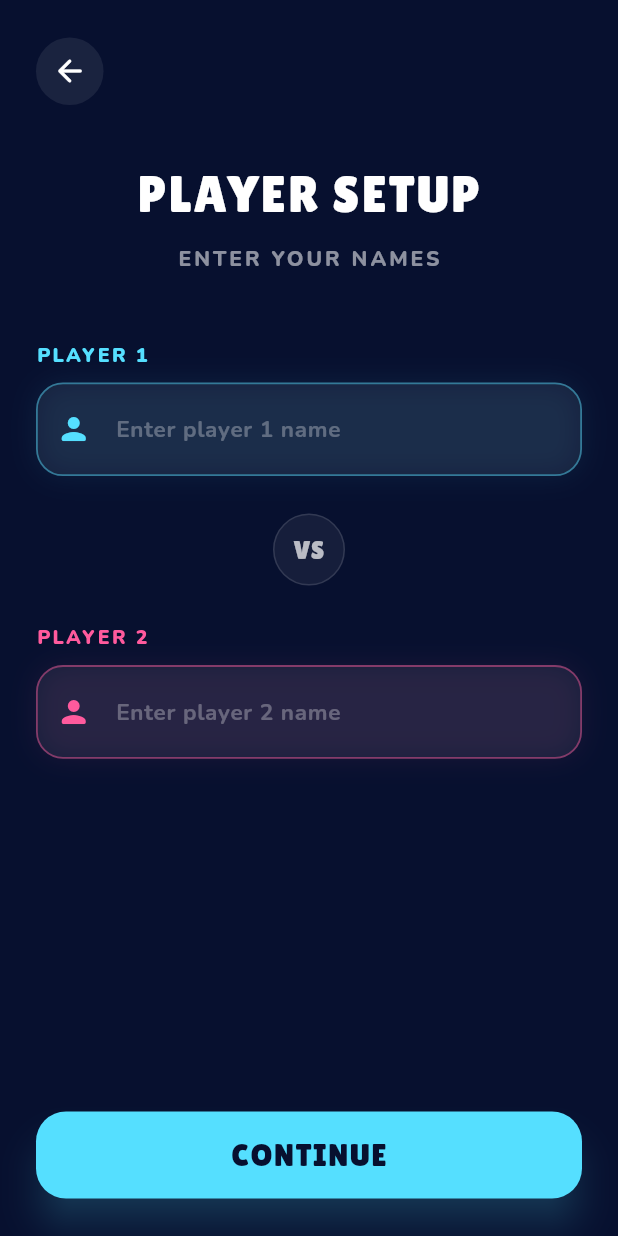
After one commit to Rehan-khan-7/Dot-and-boxes-game, a Flutter app: the PlayerNamesScreen screen opened directly, on a phone screen of 412 x 824 dp. The commit adds this screen. Run offline on Flutter 3.47's test engine with Material 3 defaults, Android fonts, the phone set to English and light mode, and no system bars; our stand-ins replace google_fonts.

Commit message:
Enter player names

```diff
--- a/lib/screens/game_screen.dart
+++ b/lib/screens/game_screen.dart
@@ -1,6 +1,6 @@
 import 'package:flutter/material.dart';
 import 'package:google_fonts/google_fonts.dart';
-
+import 'player_names_screen.dart';
 class GameScreen extends StatefulWidget {
   final int gridSize;
 
--- a/lib/screens/mode_screen.dart
+++ b/lib/screens/mode_screen.dart
@@ -1,3 +1,4 @@
+import 'package:dotandboxes/screens/player_names_screen.dart';
 import 'package:flutter/material.dart';
 import 'package:google_fonts/google_fonts.dart';
 import 'grid_screen.dart';
@@ -130,7 +131,7 @@ class ModeScreen extends StatelessWidget {
                       Navigator.push(
                         context,
                         MaterialPageRoute(
-                          builder: (context) => const GridScreen(),
+                          builder: (context) => const PlayerNamesScreen(),
                         ),
                       ); // Game screen will be opened here.
                     },
--- /dev/null
+++ b/lib/screens/player_names_screen.dart
@@ -0,0 +1,262 @@
+import 'package:dotandboxes/screens/grid_screen.dart';
+import 'package:flutter/material.dart';
+import 'package:google_fonts/google_fonts.dart';
+import 'grid_screen.dart';
+
+class PlayerNamesScreen extends StatefulWidget {
+  const PlayerNamesScreen({super.key});
+
+  @override
+  State<PlayerNamesScreen> createState() => _PlayerNamesScreenState();
+}
+
+class _PlayerNamesScreenState extends State<PlayerNamesScreen> {
+  final TextEditingController _player1Controller =
+      TextEditingController();
+
+  final TextEditingController _player2Controller =
+      TextEditingController();
+
+  @override
+  void dispose() {
+    _player1Controller.dispose();
+    _player2Controller.dispose();
+    super.dispose();
+  }
+
+  void _continue() {
+    String player1 = _player1Controller.text.trim();
+    String player2 = _player2Controller.text.trim();
+
+    if (player1.isEmpty) {
+      player1 = 'PLAYER 1';
+    }
+
+    if (player2.isEmpty) {
+      player2 = 'PLAYER 2';
+    }
+
+    Navigator.pushNamed(
+      context,
+      '/grid-size',
+      arguments: {
+        'player1': player1,
+        'player2': player2,
+      },
+    );
+  }
+
+  @override
+  Widget build(BuildContext context) {
+    return Scaffold(
+      backgroundColor: const Color(0xFF07102F),
+      body: SafeArea(
+        child: Padding(
+          padding: const EdgeInsets.symmetric(horizontal: 24),
+          child: Column(
+            children: [
+              const SizedBox(height: 25),
+
+              // Back button
+              Align(
+                alignment: Alignment.centerLeft,
+                child: GestureDetector(
+                  onTap: () => Navigator.pop(context),
+                  child: Container(
+                    width: 45,
+                    height: 45,
+                    decoration: BoxDecoration(
+                      color: Colors.white.withOpacity(0.08),
+                      shape: BoxShape.circle,
+                    ),
+                    child: const Icon(
+                      Icons.arrow_back_rounded,
+                      color: Colors.white,
+                    ),
+                  ),
+                ),
+              ),
+
+              const SizedBox(height: 35),
+
+              // Heading
+              Text(
+                'PLAYER SETUP',
+                style: GoogleFonts.lilitaOne(
+                  fontSize: 34,
+                  letterSpacing: 1.5,
+                  color: Colors.white,
+                ),
+              ),
+
+              const SizedBox(height: 8),
+
+              Text(
+                'ENTER YOUR NAMES',
+                style: GoogleFonts.nunito(
+                  fontSize: 14,
+                  fontWeight: FontWeight.w800,
+                  letterSpacing: 2,
+                  color: Colors.white54,
+                ),
+              ),
+
+              const SizedBox(height: 45),
+
+              // Player 1
+              _playerInput(
+                label: 'PLAYER 1',
+                hint: 'Enter player 1 name',
+                color: const Color(0xFF55DFFF),
+                controller: _player1Controller,
+                icon: Icons.person_rounded,
+              ),
+
+              const SizedBox(height: 25),
+
+              // VS
+              Container(
+                width: 48,
+                height: 48,
+                decoration: BoxDecoration(
+                  shape: BoxShape.circle,
+                  color: Colors.white.withOpacity(0.06),
+                  border: Border.all(
+                    color: Colors.white.withOpacity(0.12),
+                  ),
+                ),
+                child: Center(
+                  child: Text(
+                    'VS',
+                    style: GoogleFonts.lilitaOne(
+                      fontSize: 17,
+                      color: Colors.white70,
+                    ),
+                  ),
+                ),
+              ),
+
+              const SizedBox(height: 25),
+
+              // Player 2
+              _playerInput(
+                label: 'PLAYER 2',
+                hint: 'Enter player 2 name',
+                color: const Color(0xFFFF5A9D),
+                controller: _player2Controller,
+                icon: Icons.person_rounded,
+              ),
+
+              const Spacer(),
+
+              // Continue button
+              SizedBox(
+                width: double.infinity,
+                height: 58,
+                child: ElevatedButton(
+                  onPressed: () {
+                    Navigator.push(
+                          context,
+                          MaterialPageRoute(
+                            builder: (context) => const GridScreen(),
+                          ),
+                        );
+                  },
+                  style: ElevatedButton.styleFrom(
+                    backgroundColor: const Color(0xFF55DFFF),
+                    foregroundColor: const Color(0xFF07102F),
+                    elevation: 10,
+                    shadowColor:
+                        const Color(0xFF55DFFF).withOpacity(0.4),
+                    shape: RoundedRectangleBorder(
+                      borderRadius: BorderRadius.circular(20),
+                    ),
+                  ),
+                  child: Text(
+                    'CONTINUE',
+                    style: GoogleFonts.lilitaOne(
+                      fontSize: 21,
+                      letterSpacing: 1,
+                    ),
+                  ),
+                ),
+              ),
+
+              const SizedBox(height: 25),
+            ],
+          ),
+        ),
+      ),
+    );
+  }
+
+  Widget _playerInput({
+    required String label,
+    required String hint,
+    required Color color,
+    required TextEditingController controller,
+    required IconData icon,
+  }) {
+    return Column(
+      crossAxisAlignment: CrossAxisAlignment.start,
+      children: [
+        Text(
+          label,
+          style: GoogleFonts.nunito(
+            fontSize: 13,
+            fontWeight: FontWeight.w900,
+            letterSpacing: 1.5,
+            color: color,
+          ),
+        ),
+
+        const SizedBox(height: 9),
+
+        Container(
+          decoration: BoxDecoration(
+            color: Colors.white.withOpacity(0.06),
+            borderRadius: BorderRadius.circular(18),
+            border: Border.all(
+              color: color.withOpacity(0.45),
+              width: 1.2,
+            ),
+            boxShadow: [
+              BoxShadow(
+                color: color.withOpacity(0.08),
+                blurRadius: 15,
+              ),
+            ],
+          ),
+          child: TextField(
+            controller: controller,
+            style: GoogleFonts.nunito(
+              fontSize: 17,
+              fontWeight: FontWeight.w700,
+              color: Colors.white,
+            ),
+            cursorColor: color,
+            textCapitalization: TextCapitalization.words,
+            maxLength: 15,
+            decoration: InputDecoration(
+              counterText: '',
+              hintText: hint,
+              hintStyle: GoogleFonts.nunito(
+                color: Colors.white30,
+                fontSize: 15,
+              ),
+              prefixIcon: Icon(
+                icon,
+                color: color,
+              ),
+              border: InputBorder.none,
+              contentPadding: const EdgeInsets.symmetric(
+                horizontal: 18,
+                vertical: 17,
+              ),
+            ),
+          ),
+        ),
+      ],
+    );
+  }
+}
```
